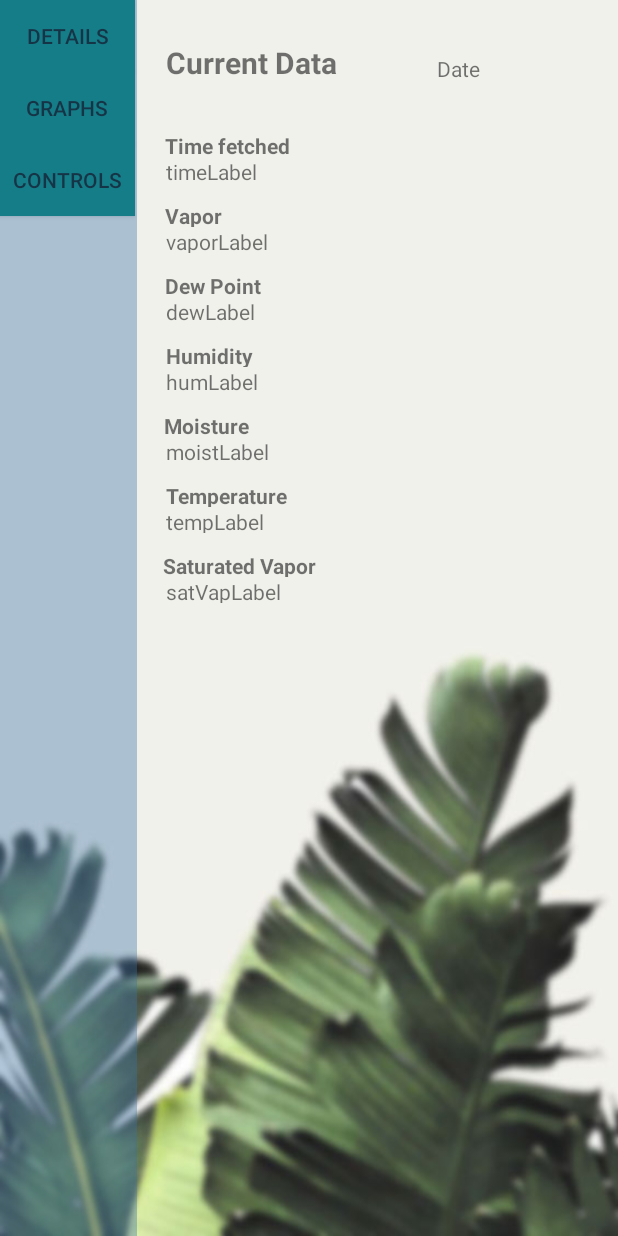
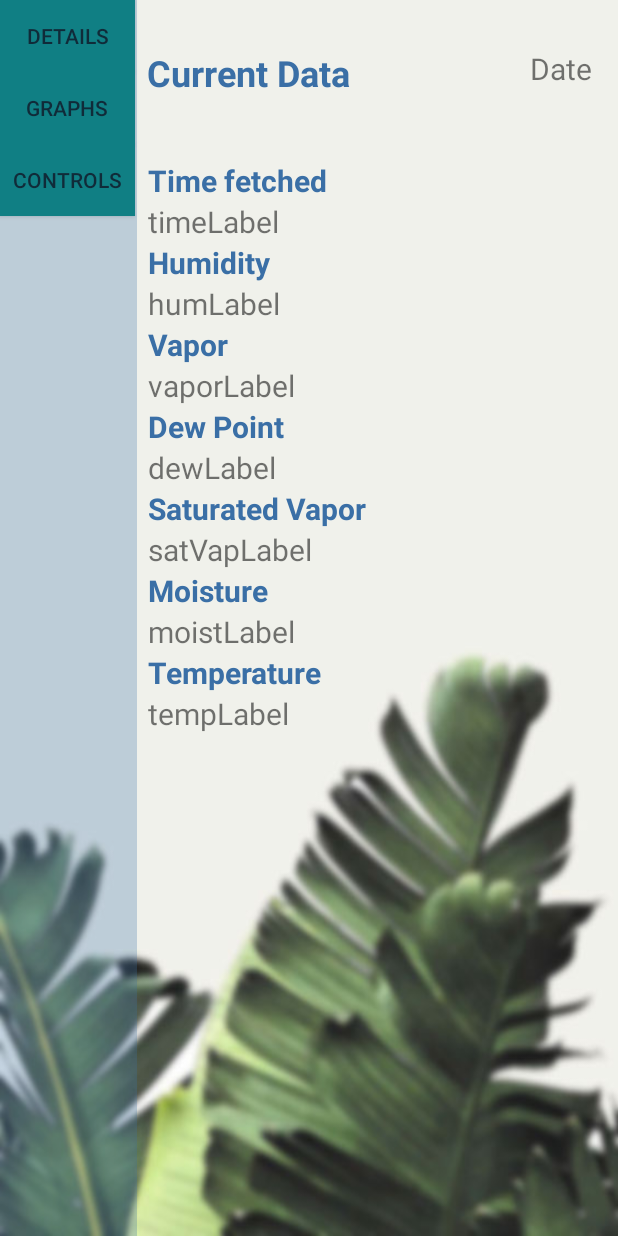
Before and after one commit to GiantsRepublic/superhots, an Android app: the layout activity_details.xml on its own in the app's theme, with its tools: preview values and no code run, on a phone screen of 412 x 824 dp. Run offline under Robolectric (Android 15) with nearby library versions, the light colour scheme and no system bars.

Commit message:
added vertical linear layout for details page

```diff
--- a/GardenSpy/app/src/main/java/com/example/gardenspy/DetailsActivity.java
+++ b/GardenSpy/app/src/main/java/com/example/gardenspy/DetailsActivity.java
@@ -30,7 +30,7 @@ public class DetailsActivity extends AppCompatActivity {
         final TextView tempLabel = (TextView) findViewById(R.id.tempLabel);
         final TextView dateLabel = (TextView) findViewById(R.id.dateLabel);
 
-        timeLabel.setText("hello");
+//        timeLabel.setText("hello");
 
         //creating database instance
         FirebaseDatabase database = FirebaseDatabase.getInstance();
@@ -51,13 +51,13 @@ public class DetailsActivity extends AppCompatActivity {
                 vaporLabel.setText(vapor);
 
                 String dew = dataSnapshot.child("dewpoint").child("current").getValue().toString();
-                dewLabel.setText(dew);
+                dewLabel.setText(dew + " F");
 
                 String moisture = dataSnapshot.child("moisture").child("current").getValue().toString();
                 moistLabel.setText(moisture);
 
                 String humidity = dataSnapshot.child("humid").child("current").getValue().toString();
-                humLabel.setText(humidity);
+                humLabel.setText(humidity + " %");
 
                 String satVap = dataSnapshot.child("saturatedvapor").child("current").getValue().toString();
                 satVapLabel.setText(satVap);
--- a/GardenSpy/app/src/main/res/layout/activity_details.xml
+++ b/GardenSpy/app/src/main/res/layout/activity_details.xml
@@ -5,175 +5,6 @@
     android:layout_width="match_parent"
     android:layout_height="match_parent"
     tools:context=".DetailsActivity">
-
-    <TextView
-        android:id="@+id/textView15"
-        android:layout_width="wrap_content"
-        android:layout_height="17dp"
-        android:layout_marginStart="8dp"
-        android:layout_marginTop="12dp"
-        android:layout_marginEnd="8dp"
-        android:text="Saturated Vapor"
-        android:textStyle="bold"
-        app:layout_constraintEnd_toEndOf="parent"
-        app:layout_constraintHorizontal_bias="0.049"
-        app:layout_constraintStart_toEndOf="@+id/navigationView"
-        app:layout_constraintTop_toBottomOf="@+id/tempLabel"
-        tools:text="Saturated Vapor" />
-
-    <TextView
-        android:id="@+id/satVapLabel"
-        android:layout_width="289dp"
-        android:layout_height="17dp"
-        android:layout_marginStart="8dp"
-        android:layout_marginEnd="8dp"
-        android:layout_marginBottom="8dp"
-        android:contentDescription="sarVapLabel"
-        app:layout_constraintBottom_toBottomOf="parent"
-        app:layout_constraintEnd_toEndOf="parent"
-        app:layout_constraintHorizontal_bias="0.733"
-        app:layout_constraintStart_toEndOf="@+id/navigationView"
-        app:layout_constraintTop_toBottomOf="@+id/textView15"
-        app:layout_constraintVertical_bias="0.0"
-        tools:text="satVapLabel" />
-
-    <TextView
-        android:id="@+id/textView13"
-        android:layout_width="0dp"
-        android:layout_height="17dp"
-        android:layout_marginStart="20dp"
-        android:layout_marginTop="12dp"
-        android:layout_marginEnd="8dp"
-        android:text="Temperature"
-        android:textStyle="bold"
-        app:layout_constraintEnd_toEndOf="parent"
-        app:layout_constraintStart_toEndOf="@+id/navigationView"
-        app:layout_constraintTop_toBottomOf="@+id/moistLabel"
-        tools:text="Temperature" />
-
-    <TextView
-        android:id="@+id/tempLabel"
-        android:layout_width="289dp"
-        android:layout_height="17dp"
-        android:layout_marginStart="8dp"
-        android:layout_marginEnd="8dp"
-        android:contentDescription="tempLabel"
-        app:layout_constraintEnd_toEndOf="parent"
-        app:layout_constraintHorizontal_bias="0.75"
-        app:layout_constraintStart_toEndOf="@+id/controls"
-        app:layout_constraintTop_toBottomOf="@+id/textView13"
-        tools:text="tempLabel" />
-
-    <TextView
-        android:id="@+id/textView11"
-        android:layout_width="wrap_content"
-        android:layout_height="17dp"
-        android:layout_marginStart="12dp"
-        android:layout_marginTop="12dp"
-        android:layout_marginEnd="8dp"
-        android:text="Moisture"
-        android:textStyle="bold"
-        app:layout_constraintEnd_toEndOf="parent"
-        app:layout_constraintHorizontal_bias="0.028"
-        app:layout_constraintStart_toEndOf="@+id/navigationView"
-        app:layout_constraintTop_toBottomOf="@+id/humLabel"
-        tools:text="Moisture" />
-
-    <TextView
-        android:id="@+id/moistLabel"
-        android:layout_width="289dp"
-        android:layout_height="17dp"
-        android:layout_marginStart="20dp"
-        android:layout_marginEnd="8dp"
-        android:contentDescription="moistLabel"
-        app:layout_constraintEnd_toEndOf="parent"
-        app:layout_constraintHorizontal_bias="0.0"
-        app:layout_constraintStart_toEndOf="@+id/navigationView"
-        app:layout_constraintTop_toBottomOf="@+id/textView11"
-        tools:text="moistLabel" />
-
-    <TextView
-        android:id="@+id/textView9"
-        android:layout_width="wrap_content"
-        android:layout_height="17dp"
-        android:layout_marginStart="20dp"
-        android:layout_marginTop="12dp"
-        android:text="Humidity"
-        android:textStyle="bold"
-        app:layout_constraintStart_toEndOf="@+id/navigationView"
-        app:layout_constraintTop_toBottomOf="@+id/dewLabel"
-        tools:text="Humidity" />
-
-    <TextView
-        android:id="@+id/humLabel"
-        android:layout_width="289dp"
-        android:layout_height="17dp"
-        android:layout_marginStart="8dp"
-        android:layout_marginEnd="8dp"
-        android:contentDescription="humLabel"
-        app:layout_constraintEnd_toEndOf="parent"
-        app:layout_constraintHorizontal_bias="0.733"
-        app:layout_constraintStart_toEndOf="@+id/navigationView"
-        app:layout_constraintTop_toBottomOf="@+id/textView9"
-        tools:text="humLabel" />
-
-    <TextView
-        android:id="@+id/textView7"
-        android:layout_width="wrap_content"
-        android:layout_height="17dp"
-        android:layout_marginStart="20dp"
-        android:layout_marginTop="12dp"
-        android:layout_marginEnd="8dp"
-        android:text="Dew Point"
-        android:textStyle="bold"
-        app:layout_constraintEnd_toEndOf="parent"
-        app:layout_constraintHorizontal_bias="0.0"
-        app:layout_constraintStart_toEndOf="@+id/Graphs"
-        app:layout_constraintTop_toBottomOf="@+id/vaporLabel"
-        tools:text="Dew Point" />
-
-    <TextView
-        android:id="@+id/dewLabel"
-        android:layout_width="289dp"
-        android:layout_height="17dp"
-        android:layout_marginStart="8dp"
-        android:layout_marginEnd="8dp"
-        android:contentDescription="dewLabel"
-        android:text="dewLabel"
-        app:layout_constraintEnd_toEndOf="parent"
-        app:layout_constraintHorizontal_bias="0.733"
-        app:layout_constraintStart_toEndOf="@+id/navigationView"
-        app:layout_constraintTop_toBottomOf="@+id/textView7"
-        tools:text="dewLabel" />
-
-    <TextView
-        android:id="@+id/vaporLabel"
-        android:layout_width="289dp"
-        android:layout_height="17dp"
-        android:layout_marginStart="8dp"
-        android:layout_marginEnd="8dp"
-        android:contentDescription="time"
-        android:text="TextView"
-        app:layout_constraintEnd_toEndOf="parent"
-        app:layout_constraintHorizontal_bias="0.733"
-        app:layout_constraintStart_toEndOf="@+id/navigationView"
-        app:layout_constraintTop_toBottomOf="@+id/textView5"
-        tools:text="vaporLabel" />
-
-    <TextView
-        android:id="@+id/textView5"
-        android:layout_width="wrap_content"
-        android:layout_height="17dp"
-        android:layout_marginStart="20dp"
-        android:layout_marginTop="12dp"
-        android:layout_marginEnd="8dp"
-        android:text="Vapor"
-        android:textStyle="bold"
-        app:layout_constraintEnd_toEndOf="parent"
-        app:layout_constraintHorizontal_bias="0.0"
-        app:layout_constraintStart_toEndOf="@+id/Graphs"
-        app:layout_constraintTop_toBottomOf="@+id/timeLabel"
-        tools:text="Vapor" />
 
     <com.google.android.material.navigation.NavigationView
         android:id="@+id/navigationView"
@@ -227,55 +58,200 @@
         android:layout_width="wrap_content"
         android:layout_height="wrap_content"
         android:layout_marginStart="8dp"
-        android:layout_marginTop="28dp"
+        android:layout_marginTop="32dp"
         android:layout_marginEnd="8dp"
         android:text="Current Data"
-        android:textSize="20sp"
+        android:textColor="@color/primeNonOpaque"
+        android:textSize="24sp"
         android:textStyle="bold"
         app:layout_constraintEnd_toEndOf="parent"
-        app:layout_constraintHorizontal_bias="0.065"
+        app:layout_constraintHorizontal_bias="0.0"
         app:layout_constraintStart_toEndOf="@+id/details2"
         app:layout_constraintTop_toTopOf="parent" />
 
     <TextView
         android:id="@+id/dateLabel"
-        android:layout_width="104dp"
-        android:layout_height="17dp"
+        android:layout_width="wrap_content"
+        android:layout_height="wrap_content"
         android:layout_marginStart="8dp"
-        android:layout_marginTop="36dp"
+        android:layout_marginTop="32dp"
         android:layout_marginEnd="8dp"
         android:text="Date"
+        android:textAlignment="textEnd"
+        android:textSize="20sp"
         app:layout_constraintEnd_toEndOf="parent"
-        app:layout_constraintHorizontal_bias="0.875"
+        app:layout_constraintHorizontal_bias="0.925"
         app:layout_constraintStart_toEndOf="@+id/textView"
         app:layout_constraintTop_toTopOf="parent" />
+
+    <LinearLayout
+        android:layout_width="0dp"
+        android:layout_height="427dp"
+        android:layout_marginStart="8dp"
+        android:layout_marginTop="32dp"
+        android:layout_marginEnd="8dp"
+        android:layout_marginBottom="32dp"
+        android:orientation="vertical"
+        app:layout_constraintBottom_toBottomOf="parent"
+        app:layout_constraintEnd_toEndOf="parent"
+        app:layout_constraintHorizontal_bias="1.0"
+        app:layout_constraintStart_toEndOf="@+id/navigationView"
+        app:layout_constraintTop_toBottomOf="@+id/textView"
+        app:layout_constraintVertical_bias="0.037">
 
         <TextView
             android:id="@+id/textView3"
             android:layout_width="wrap_content"
-        android:layout_height="17dp"
-        android:layout_marginStart="20dp"
-        android:layout_marginTop="32dp"
-        android:layout_marginEnd="8dp"
+            android:layout_height="wrap_content"
             android:text="Time fetched"
+            android:textColor="@color/primeNonOpaque"
+            android:textSize="20sp"
             android:textStyle="bold"
-        app:layout_constraintEnd_toEndOf="parent"
-        app:layout_constraintHorizontal_bias="0.0"
-        app:layout_constraintStart_toEndOf="@+id/Graphs"
-        app:layout_constraintTop_toBottomOf="@+id/textView" />
+            tools:layout_editor_absoluteX="110dp"
+            tools:layout_editor_absoluteY="87dp" />
 
         <TextView
             android:id="@+id/timeLabel"
             android:layout_width="289dp"
-        android:layout_height="17dp"
-        android:layout_marginStart="8dp"
-        android:layout_marginEnd="8dp"
+            android:layout_height="wrap_content"
             android:contentDescription="time"
-        android:text="TextView"
-        app:layout_constraintEnd_toEndOf="parent"
-        app:layout_constraintHorizontal_bias="0.75"
-        app:layout_constraintStart_toEndOf="@+id/controls"
-        app:layout_constraintTop_toBottomOf="@+id/textView3"
+            android:textSize="20sp"
+            tools:layout_editor_absoluteX="110dp"
+            tools:layout_editor_absoluteY="107dp"
             tools:text="timeLabel" />
 
+        <TextView
+            android:id="@+id/textView9"
+            android:layout_width="wrap_content"
+            android:layout_height="wrap_content"
+            android:text="Humidity"
+            android:textColor="@color/primeNonOpaque"
+            android:textSize="20sp"
+            android:textStyle="bold"
+            tools:layout_editor_absoluteX="110dp"
+            tools:layout_editor_absoluteY="237dp"
+            tools:text="Humidity" />
+
+        <TextView
+            android:id="@+id/humLabel"
+            android:layout_width="289dp"
+            android:layout_height="wrap_content"
+            android:contentDescription="humLabel"
+            android:textSize="20sp"
+            tools:layout_editor_absoluteX="110dp"
+            tools:layout_editor_absoluteY="258dp"
+            tools:text="humLabel" />
+
+        <TextView
+            android:id="@+id/textView5"
+            android:layout_width="wrap_content"
+            android:layout_height="wrap_content"
+            android:text="Vapor"
+            android:textColor="@color/primeNonOpaque"
+            android:textSize="20sp"
+            android:textStyle="bold"
+            tools:layout_editor_absoluteX="110dp"
+            tools:layout_editor_absoluteY="137dp"
+            tools:text="Vapor" />
+
+        <TextView
+            android:id="@+id/vaporLabel"
+            android:layout_width="289dp"
+            android:layout_height="wrap_content"
+            android:contentDescription="time"
+            android:textSize="20sp"
+            tools:layout_editor_absoluteX="110dp"
+            tools:layout_editor_absoluteY="159dp"
+            tools:text="vaporLabel" />
+
+        <TextView
+            android:id="@+id/textView7"
+            android:layout_width="wrap_content"
+            android:layout_height="wrap_content"
+            android:text="Dew Point"
+            android:textColor="@color/primeNonOpaque"
+            android:textSize="20sp"
+            android:textStyle="bold"
+            tools:layout_editor_absoluteX="110dp"
+            tools:layout_editor_absoluteY="188dp"
+            tools:text="Dew Point" />
+
+        <TextView
+            android:id="@+id/dewLabel"
+            android:layout_width="289dp"
+            android:layout_height="wrap_content"
+            android:contentDescription="dewLabel"
+            android:textSize="20sp"
+            tools:layout_editor_absoluteX="110dp"
+            tools:layout_editor_absoluteY="208dp"
+            tools:text="dewLabel" />
+
+        <TextView
+            android:id="@+id/textView15"
+            android:layout_width="161dp"
+            android:layout_height="wrap_content"
+            android:text="Saturated Vapor"
+            android:textColor="@color/primeNonOpaque"
+            android:textSize="20sp"
+            android:textStyle="bold"
+            tools:layout_editor_absoluteX="109dp"
+            tools:layout_editor_absoluteY="385dp"
+            tools:text="Saturated Vapor" />
+
+        <TextView
+            android:id="@+id/satVapLabel"
+            android:layout_width="289dp"
+            android:layout_height="wrap_content"
+            android:contentDescription="sarVapLabel"
+            android:textSize="20sp"
+            tools:layout_editor_absoluteX="110dp"
+            tools:layout_editor_absoluteY="405dp"
+            tools:text="satVapLabel" />
+
+        <TextView
+            android:id="@+id/textView11"
+            android:layout_width="wrap_content"
+            android:layout_height="wrap_content"
+            android:text="Moisture"
+            android:textColor="@color/primeNonOpaque"
+            android:textSize="20sp"
+            android:textStyle="bold"
+            tools:layout_editor_absoluteX="109dp"
+            tools:layout_editor_absoluteY="288dp"
+            tools:text="Moisture" />
+
+        <TextView
+            android:id="@+id/moistLabel"
+            android:layout_width="289dp"
+            android:layout_height="wrap_content"
+            android:contentDescription="moistLabel"
+            android:textSize="20sp"
+            tools:layout_editor_absoluteX="110dp"
+            tools:layout_editor_absoluteY="305dp"
+            tools:text="moistLabel" />
+
+        <TextView
+            android:id="@+id/textView13"
+            android:layout_width="293dp"
+            android:layout_height="wrap_content"
+            android:text="Temperature"
+            android:textColor="@color/primeNonOpaque"
+            android:textSize="20sp"
+            android:textStyle="bold"
+            tools:layout_editor_absoluteX="110dp"
+            tools:layout_editor_absoluteY="334dp"
+            tools:text="Temperature" />
+
+        <TextView
+            android:id="@+id/tempLabel"
+            android:layout_width="289dp"
+            android:layout_height="wrap_content"
+            android:contentDescription="tempLabel"
+            android:textSize="20sp"
+            tools:layout_editor_absoluteX="110dp"
+            tools:layout_editor_absoluteY="355dp"
+            tools:text="tempLabel" />
+
+    </LinearLayout>
+
 </androidx.constraintlayout.widget.ConstraintLayout>
--- a/GardenSpy/app/src/main/res/values/colors.xml
+++ b/GardenSpy/app/src/main/res/values/colors.xml
@@ -2,6 +2,7 @@
 <resources>
     <color name="colorPrimary">#008577</color>
     <color name="colorPrimaryDark">#00574B</color>
-    <color name="colorAccent">#603A6FA6</color>
+    <color name="colorAccent">#473A6FA6</color>
     <color name="SignUpIcon">#D3D3D3</color>
+    <color name="primeNonOpaque">#3A6FA6</color>
 </resources>
```
Lines whose indentation alone changed are shown as unchanged.
